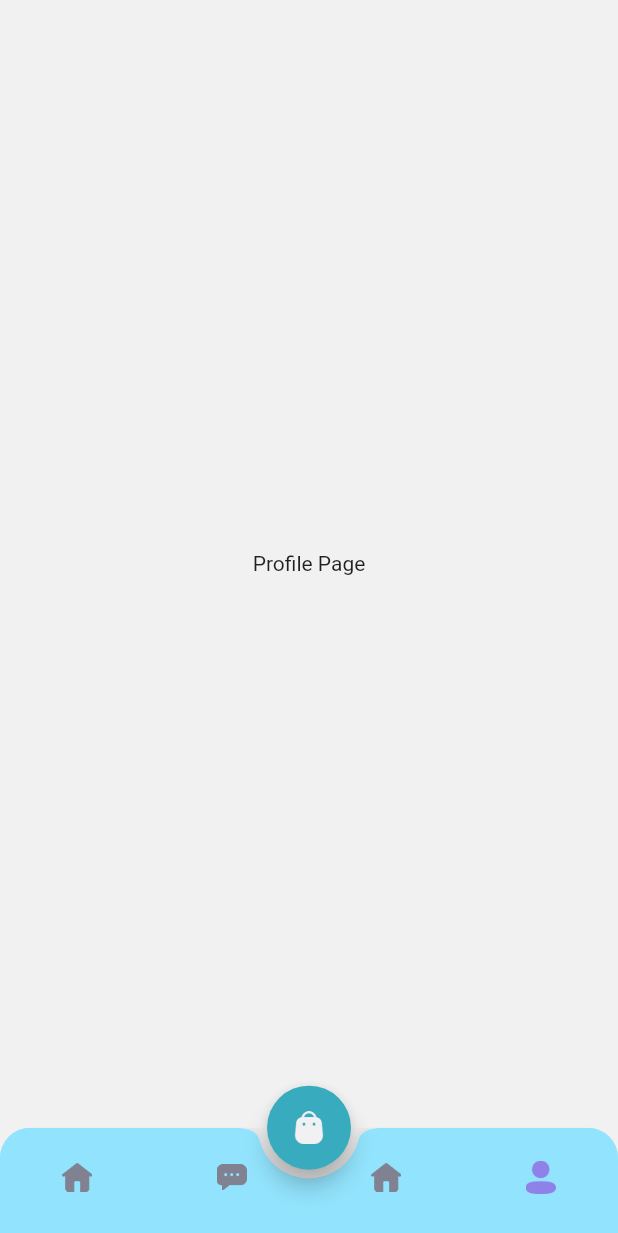
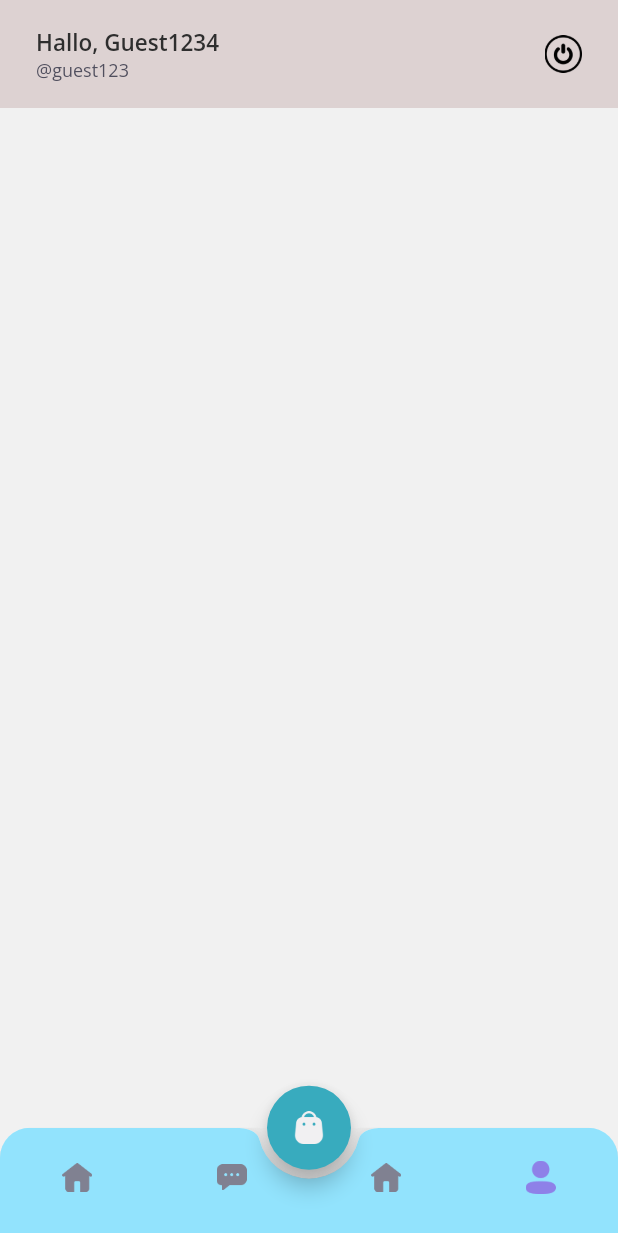
Before and after one commit to mddirga/market-frontend-flutter, a Flutter app: the MainPage screen opened by its route, item 4 of the bottom bar chosen, on a phone screen of 412 x 824 dp. Shown: the top 1233 px of the screen. Run offline on Flutter 3.47's test engine with Material 2 defaults, Android fonts, the phone set to English and light mode, and no system bars.

Commit message:
Profile Page - Header

```diff
--- a/lib/pages/home/profile_page.dart
+++ b/lib/pages/home/profile_page.dart
@@ -1,12 +1,62 @@
 import 'package:flutter/material.dart';
+import 'package:market/shared/theme.dart';
 
 class ProfilePage extends StatelessWidget {
   const ProfilePage({super.key});
 
   @override
   Widget build(BuildContext context) {
-    return const Center(
-      child: Text('Profile Page'),
+    Widget header() {
+      return AppBar(
+        backgroundColor: backgroundColor4,
+        automaticallyImplyLeading: false,
+        elevation: 0,
+        flexibleSpace: SafeArea(
+          child: Container(
+            padding: EdgeInsets.only(
+              left: defaultMargin,
+              top: 18,
+              bottom: 18,
+              right: defaultMargin,
+            ),
+            child: Row(
+              children: [
+                Expanded(
+                  child: Column(
+                    crossAxisAlignment: CrossAxisAlignment.start,
+                    children: [
+                      Text(
+                        'Hallo, Guest1234',
+                        style: primaryTextStyle.copyWith(
+                          fontSize: 15,
+                          fontWeight: semiBold,
+                        ),
+                      ),
+                      Text(
+                        '@guest123',
+                        style: subtitleTextStyle.copyWith(
+                          fontSize: 12,
+                          fontWeight: regular,
+                        ),
+                      ),
+                    ],
+                  ),
+                ),
+                Image.asset(
+                  'assets/images/button_exit.png',
+                  width: 25,
+                ),
+              ],
+            ),
+          ),
+        ),
+      );
+    }
+
+    return Column(
+      children: [
+        header(),
+      ],
     );
   }
 }
```
Also changed, not shown: assets/images/button_exit.png (added).
